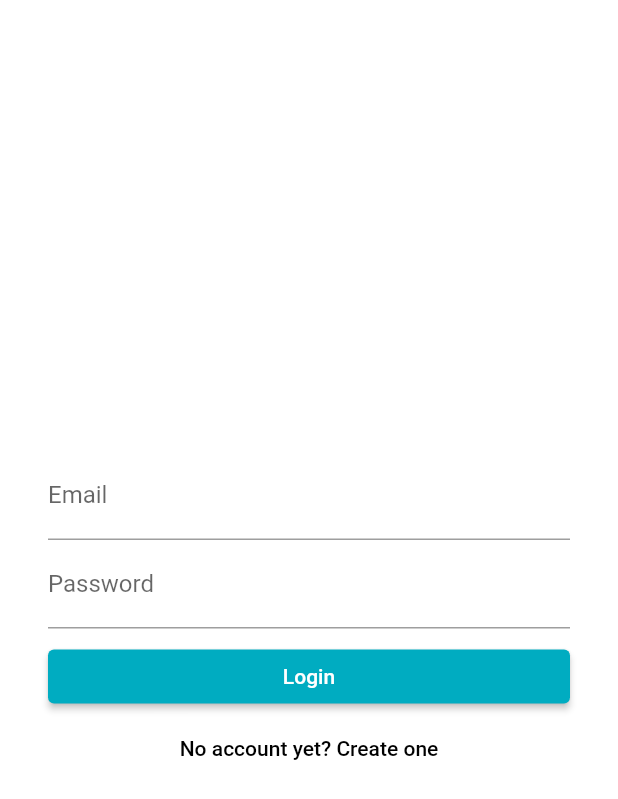
After one commit to EdwinRomelta/random-picture-flutter, a Flutter app: the screen it shows after launch, in the side drawer, after a tap on "Log In", on a phone screen of 412 x 824 dp. The commit adds this screen. Shown: the top 799 px of the screen. Run offline on Flutter 3.47's test engine with Material 2 defaults, Android fonts, the phone set to English and light mode, and no system bars; our stand-ins replace bloc, dio, equatable, flutter_bloc, shared_preferences; Roboto replaces fonts that are missing (Montserrat).

Commit message:
Implement login screen

```diff
--- /dev/null
+++ b/lib/blocs/blocs.dart
@@ -0,0 +1 @@
+export 'login/login_bloc.dart';
--- /dev/null
+++ b/lib/blocs/login/login_bloc.dart
@@ -0,0 +1,64 @@
+import 'dart:async';
+
+import 'package:bloc/bloc.dart';
+import 'package:random_picture_flutter/repositories/session_repository.dart';
+
+import 'login_event.dart';
+import 'login_state.dart';
+
+export 'login_event.dart';
+export 'login_state.dart';
+
+class LoginBloc extends Bloc<LoginEvent, LoginState> {
+  final SessionRepository _userRepository;
+
+  final RegExp _emailRegExp = new RegExp(
+      r'^(([^<>()[\]\\.,;:\s@\"]+(\.[^<>()[\]\\.,;:\s@\"]+)*)|(\".+\"))@((\[[0-9]{1,3}\.[0-9]{1,3}\.[0-9]{1,3}\.[0-9]{1,3}\])|(([a-zA-Z\-0-9]+\.)+[a-zA-Z]{2,}))$');
+  final RegExp _passwordRegExp = RegExp(
+    r'^.{8,}$',
+  );
+
+  LoginBloc(this._userRepository);
+
+  @override
+  LoginState get initialState => LoginInitial.initial();
+
+  @override
+  Stream<LoginState> mapEventToState(LoginEvent event) async* {
+    final currentState = this.currentState;
+    if (currentState is LoginInitial) {
+      if (event is EmailChanged) {
+        yield currentState.copyWith(
+          email: event.email,
+          isEmailValid: _isEmailValid(event.email),
+        );
+      }
+      if (event is PasswordChanged) {
+        yield currentState.copyWith(
+          password: event.password,
+          isPasswordValid: _isPasswordValid(event.password),
+        );
+      }
+    }
+    if (event is FormSubmitted) {
+      final request = Map();
+      request["email"] = event.email;
+      request["password"] = event.password;
+      try {
+        yield LoginLoading();
+        final user = await _userRepository.login(request);
+        yield LoginSuccess(user: user);
+      } catch (e) {
+        yield LoginFailed(error: e);
+      }
+    }
+  }
+
+  bool _isEmailValid(String email) {
+    return _emailRegExp.hasMatch(email);
+  }
+
+  bool _isPasswordValid(String password) {
+    return _passwordRegExp.hasMatch(password);
+  }
+}
--- /dev/null
+++ b/lib/blocs/login/login_event.dart
@@ -0,0 +1,36 @@
+import 'package:equatable/equatable.dart';
+import 'package:meta/meta.dart';
+
+@immutable
+abstract class LoginEvent extends Equatable {
+  LoginEvent([List props = const []]) : super(props);
+}
+
+class EmailChanged extends LoginEvent {
+  final String email;
+
+  EmailChanged({@required this.email}) : super([email]);
+
+  @override
+  String toString() => 'EmailChanged { email: $email }';
+}
+
+class PasswordChanged extends LoginEvent {
+  final String password;
+
+  PasswordChanged({@required this.password}) : super([password]);
+
+  @override
+  String toString() => 'PasswordChanged { password: $password }';
+}
+
+class FormSubmitted extends LoginEvent {
+  final String email;
+  final String password;
+
+  FormSubmitted({@required this.email, @required this.password})
+      : super([email, password]);
+
+  @override
+  String toString() => 'FormSubmitted { email: $email, password: $password }';
+}
--- /dev/null
+++ b/lib/blocs/login/login_state.dart
@@ -0,0 +1,78 @@
+import 'package:equatable/equatable.dart';
+import 'package:meta/meta.dart';
+import 'package:random_picture_flutter/models/user.dart';
+
+@immutable
+class LoginState extends Equatable {
+  LoginState([List props = const []]) : super(props);
+}
+
+class LoginInitial extends LoginState {
+  final String email;
+  final bool isEmailValid;
+  final String password;
+  final bool isPasswordValid;
+
+  bool get isFormValid => isEmailValid && isPasswordValid;
+
+  LoginInitial({
+    @required this.email,
+    @required this.isEmailValid,
+    @required this.password,
+    @required this.isPasswordValid,
+  }) : super([
+          email,
+          isEmailValid,
+          password,
+          isPasswordValid,
+        ]);
+
+  factory LoginInitial.initial() {
+    return LoginInitial(
+      email: '',
+      isEmailValid: true,
+      password: '',
+      isPasswordValid: true,
+    );
+  }
+
+  LoginState copyWith({
+    String email,
+    bool isEmailValid,
+    String password,
+    bool isPasswordValid,
+  }) {
+    return LoginInitial(
+      email: email ?? this.email,
+      isEmailValid: isEmailValid ?? this.isEmailValid,
+      password: password ?? this.password,
+      isPasswordValid: isPasswordValid ?? this.isPasswordValid,
+    );
+  }
+
+  @override
+  String toString() => 'LoginInitial';
+}
+
+class LoginLoading extends LoginState {
+  @override
+  String toString() => 'LoginLoading';
+}
+
+class LoginSuccess extends LoginState {
+  final User user;
+
+  LoginSuccess({@required this.user}) : super([user]);
+
+  @override
+  String toString() => 'LoginSuccess';
+}
+
+class LoginFailed extends LoginState {
+  final String error;
+
+  LoginFailed({@required this.error}) : super([error]);
+
+  @override
+  String toString() => 'LoginFailed { error: $error }';
+}
--- a/lib/main.dart
+++ b/lib/main.dart
@@ -1,14 +1,27 @@
 import 'package:flutter/material.dart';
+import 'package:flutter_bloc/flutter_bloc.dart';
 
+import 'blocs/blocs.dart';
+import 'repositories/caches/caches.dart';
+import 'repositories/networks/networks.dart';
+import 'repositories/repositories.dart';
 import 'screens/screen.dart';
 
-void main() => runApp(MyApp());
+void main() => runApp(RandomPictureApp());
 
-class MyApp extends StatelessWidget {
-  // This widget is the root of your application.
+class RandomPictureApp extends StatelessWidget {
+  final SessionService sessionService = SessionService();
+  final SessionPreference sessionPreference = SessionPreference();
+
   @override
   Widget build(BuildContext context) {
-    return MaterialApp(
+    return MultiRepositoryProvider(
+      providers: [
+        RepositoryProvider<SessionRepository>(
+            builder: (context) =>
+                SessionRepository(sessionService, sessionPreference))
+      ],
+      child: MaterialApp(
         title: 'Random Picture',
         theme: ThemeData(
           brightness: Brightness.light,
@@ -18,15 +31,31 @@ class MyApp extends StatelessWidget {
           buttonTheme: ButtonThemeData(textTheme: ButtonTextTheme.primary),
         ),
         onGenerateRoute: (settings) {
-        switch (settings.name) {
-          default:
-            return MaterialPageRoute(builder: (_) => Home());
-        }
+          return MaterialPageRoute(builder: (_) {
+            return MultiBlocProvider(providers: [
+              BlocProvider<LoginBloc>(
+                builder: (context) => LoginBloc(RepositoryProvider.of(context)),
+              ),
+            ], child: Router.findWidget(settings));
+          });
         },
+      ),
     );
   }
 }
 
 class Router {
-  static const home = "/home";
+  static const home = "/";
+  static const login = "/login";
+
+  static Widget findWidget(RouteSettings settings) {
+    switch (settings.name) {
+      case home:
+        return Home();
+      case login:
+        return Login();
+      default:
+        throw ("No route for ${settings.name}");
     }
+  }
+}
--- /dev/null
+++ b/lib/models/user.dart
@@ -0,0 +1,19 @@
+import 'package:equatable/equatable.dart';
+
+class User extends Equatable {
+  final String id;
+  final String name;
+  final String email;
+
+  User({this.id, this.name, this.email});
+
+  factory User.fromJson(dynamic json) {
+    return User(id: json['id'], name: json['name'], email: json['email']);
+  }
+
+  Map<String, dynamic> toJson() => {
+        'id': id,
+        'name': name,
+        'email': email,
+      };
+}
--- /dev/null
+++ b/lib/repositories/caches/caches.dart
@@ -0,0 +1 @@
+export './session_pref.dart';
--- /dev/null
+++ b/lib/repositories/caches/session_pref.dart
@@ -0,0 +1,20 @@
+import 'dart:convert';
+
+import 'package:random_picture_flutter/models/user.dart';
+import 'package:shared_preferences/shared_preferences.dart';
+
+class SessionPreference {
+  static const _KEY = "pref-session";
+
+  Future<User> getUser() async {
+    final prefs = await SharedPreferences.getInstance();
+    final userJson = prefs.getString(_KEY);
+    if (userJson != null) return User.fromJson(json.decode(userJson));
+    return null;
+  }
+
+  void saveUser(User user) async {
+    final prefs = await SharedPreferences.getInstance();
+    prefs.setString(_KEY, json.encode(user.toJson()));
+  }
+}
--- /dev/null
+++ b/lib/repositories/networks/networks.dart
@@ -0,0 +1 @@
+export './session_service.dart';
--- /dev/null
+++ b/lib/repositories/networks/session_service.dart
@@ -0,0 +1,20 @@
+import 'dart:convert';
+
+import 'package:dio/dio.dart';
+import 'package:random_picture_flutter/models/user.dart';
+
+class SessionService {
+  static const BASE_URL = "https://random-picture.appspot.com/api";
+
+  final Dio dio = new Dio();
+
+  Future<User> login(Map body) async {
+    final response = await Dio().post('$BASE_URL/login', data: body);
+    if (response.statusCode == 200) {
+      return User.fromJson(json.decode(response.data));
+    } else {
+      var body = json.decode(response.data);
+      return Future.error(body['error']);
+    }
+  }
+}
--- /dev/null
+++ b/lib/repositories/repositories.dart
@@ -0,0 +1 @@
+export './session_repository.dart';
--- /dev/null
+++ b/lib/repositories/session_repository.dart
@@ -0,0 +1,17 @@
+import 'package:random_picture_flutter/models/user.dart';
+
+import 'caches/session_pref.dart';
+import 'networks/session_service.dart';
+
+class SessionRepository {
+  final SessionService userService;
+  final SessionPreference userPreference;
+
+  SessionRepository(this.userService, this.userPreference);
+
+  Future<User> login(Map body) async {
+    final user = await userService.login(body);
+    userPreference.saveUser(user);
+    return user;
+  }
+}
--- a/lib/screens/home.dart
+++ b/lib/screens/home.dart
@@ -1,4 +1,6 @@
 import 'package:flutter/material.dart';
+
+import '../main.dart';
 
 class Home extends StatefulWidget {
   @override
@@ -10,9 +12,26 @@ class HomeState extends State<Home> {
   Widget build(BuildContext context) {
     return Scaffold(
       appBar: new AppBar(
-        title: new Text("Home"),
+        title: new Text("Random Picture"),
         actions: null,
+      ),
+      drawer: new Drawer(
+        child: new ListView(
+          children: <Widget>[
+            GestureDetector(
+                onTap: _doLogin,
+                child: new UserAccountsDrawerHeader(
+                  accountName: new Text("Log In"),
+                  accountEmail: null,
+                )
+            )
+          ],
+        ),
       ),
     );
   }
+
+  _doLogin() {
+    Navigator.pushNamed(context, Router.login);
+  }
 }
--- /dev/null
+++ b/lib/screens/login.dart
@@ -0,0 +1,123 @@
+import 'package:flutter/material.dart';
+import 'package:flutter_bloc/flutter_bloc.dart';
+import 'package:random_picture_flutter/blocs/login/login_bloc.dart';
+
+import '../main.dart';
+
+class Login extends StatefulWidget {
+  @override
+  State<StatefulWidget> createState() => _LoginState();
+}
+
+class _LoginState extends State<Login> {
+  final TextEditingController _emailController = TextEditingController();
+  final TextEditingController _passwordController = TextEditingController();
+
+  LoginBloc _loginBloc;
+
+  @override
+  void initState() {
+    super.initState();
+    _loginBloc = BlocProvider.of(context);
+    _emailController.addListener(_onEmailChange);
+    _passwordController.addListener(_onPasswordChange);
+  }
+
+  @override
+  Widget build(BuildContext context) {
+    return Scaffold(
+        body: Container(
+      color: Colors.white,
+      child: Padding(
+        padding: const EdgeInsets.all(32.0),
+        child: BlocListener<LoginBloc, LoginState>(listener: (context, state) {
+          if (state is LoginSuccess) {
+            Navigator.pushNamedAndRemoveUntil(
+                context, Router.home, (Route<dynamic> route) => false);
+          }
+          if (state is LoginFailed) {
+            Scaffold.of(context).showSnackBar(
+              SnackBar(
+                backgroundColor: Colors.red,
+                content: Text('Failed'),
+              ),
+            );
+          }
+        }, child: BlocBuilder<LoginBloc, LoginState>(builder: (context, state) {
+          return Form(
+            child: Column(
+              crossAxisAlignment: CrossAxisAlignment.stretch,
+              mainAxisAlignment: MainAxisAlignment.center,
+              children: <Widget>[
+                TextFormField(
+                  controller: _emailController,
+                  decoration: InputDecoration(labelText: 'Email'),
+                  autovalidate: true,
+                  validator: (_) {
+                    return state is LoginInitial && !state.isEmailValid
+                        ? "Invalid Email"
+                        : null;
+                  },
+                ),
+                TextFormField(
+                  controller: _passwordController,
+                  decoration: InputDecoration(labelText: 'Password'),
+                  obscureText: true,
+                  autovalidate: true,
+                  validator: (_) {
+                    return state is LoginInitial && !state.isPasswordValid
+                        ? "Invalid Password"
+                        : null;
+                  },
+                ),
+                Container(
+                    margin: const EdgeInsets.only(
+                      top: 8.0,
+                    ),
+                    child: MaterialButton(
+                        padding: const EdgeInsets.all(8),
+                        child: state is LoginLoading
+                            ? CircularProgressIndicator(
+                                valueColor:
+                                    AlwaysStoppedAnimation<Color>(Colors.white),
+                              )
+                            : Text("Login"),
+                        color: Theme.of(context).accentColor,
+//                  textTheme: Theme.of(context).accentTextTheme.button,
+                        onPressed: () {
+                          if (state is LoginInitial && state.isFormValid)
+                            _onLoginPressed();
+                        })),
+                MaterialButton(
+                  child: Text("No account yet? Create one"),
+                  onPressed: () {},
+                ),
+              ],
+            ),
+          );
+        })),
+      ),
+    ));
+  }
+
+  @override
+  void dispose() {
+    super.dispose();
+    _emailController.dispose();
+    _passwordController.dispose();
+    _loginBloc.dispose();
+  }
+
+  void _onEmailChange() {
+    _loginBloc.dispatch(EmailChanged(email: _emailController.text));
+  }
+
+  void _onPasswordChange() {
+    _loginBloc.dispatch(PasswordChanged(password: _passwordController.text));
+  }
+
+  void _onLoginPressed() {
+    _loginBloc.dispatch(FormSubmitted(
+        password: _passwordController.text, email: _emailController.text));
+  }
+}
--- a/lib/screens/screen.dart
+++ b/lib/screens/screen.dart
@@ -1 +1,2 @@
 export './home.dart';
+export './login.dart';
--- a/pubspec.yaml
+++ b/pubspec.yaml
@@ -23,6 +23,10 @@ dependencies:
   # The following adds the Cupertino Icons font to your application.
   # Use with the CupertinoIcons class for iOS style icons.
   cupertino_icons: ^0.1.2
+  dio: ^2.1.0
+  flutter_bloc: ^0.20.0
+  equatable: ^0.1.0
+  shared_preferences: ^0.5.3+4
 
 dev_dependencies:
   flutter_test:
```
Also changed, not shown: pubspec.lock, 5 other files. Lines whose indentation alone changed are shown as unchanged.
